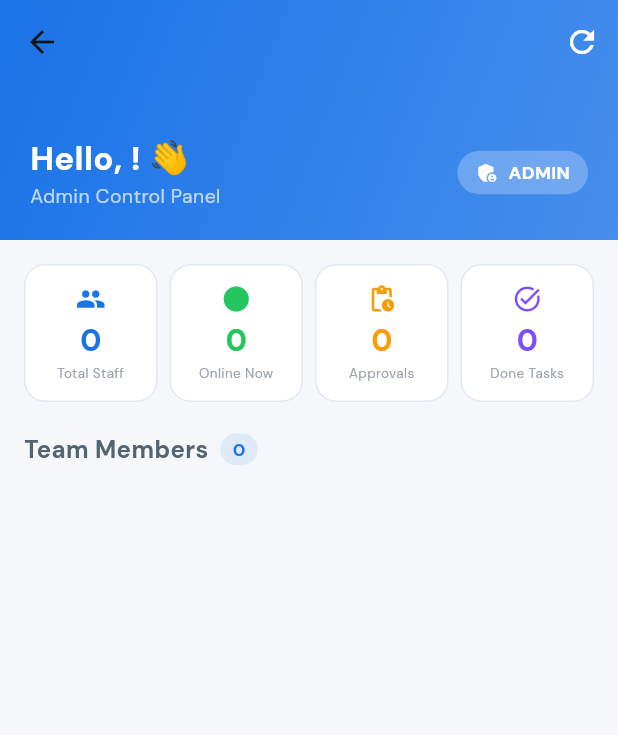
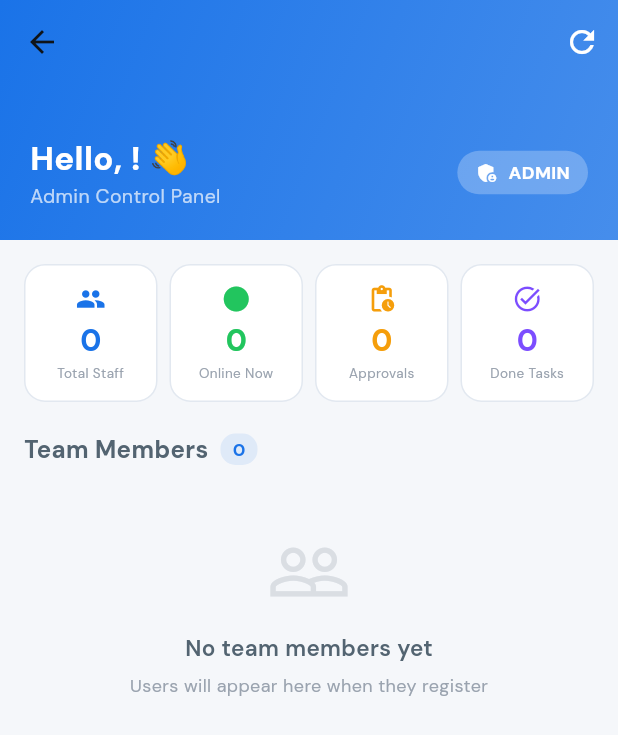
Before and after one commit to Janki2109/dingtalk, a Flutter app: the AdminDashboardScreen screen opened directly, after a tap on the "refresh" icon, on a phone screen of 412 x 824 dp. Shown: the top 735 px of the screen. Run offline on Flutter 3.47's test engine with Material 3 defaults, Android fonts, the light colour scheme and no system bars; our stand-ins replace cached_network_image, file_picker, geolocator, google_fonts, shared_preferences; missing offline and left inert: flutter_webrtc; accounts and stored records are empty; network calls fail.

```diff
--- a/frontend/lib/features/admin/screens/admin_dashboard_screen.dart
+++ b/frontend/lib/features/admin/screens/admin_dashboard_screen.dart
@@ -32,16 +32,20 @@ class _AdminDashboardScreenState extends State<AdminDashboardScreen> {
         ApiService.getApprovals(),
         ApiService.getTasks(),
       ]);
-      if (mounted)
+      if (mounted) {
+        // ✅ FIX: Show all users except current admin
+        final currentId = context.read<AuthProvider>().user?.id ?? '';
         setState(() {
-          _employees =
-              (results[0] as List<UserModel>).where((u) => !u.isAdmin).toList();
+          _employees = (results[0] as List<UserModel>)
+              .where((u) => u.id != currentId)
+              .toList();
           _pending = (results[1] as List<ApprovalModel>)
               .where((a) => a.status == 'pending')
               .toList();
           _tasks = results[2] as List<TaskModel>;
           _loading = false;
         });
+      }
     } catch (_) {
       if (mounted) setState(() => _loading = false);
     }
@@ -155,7 +159,7 @@ class _AdminDashboardScreenState extends State<AdminDashboardScreen> {
                     ),
                     const SizedBox(height: 20),
 
-                    // Team Status
+                    // Team Members
                     Padding(
                       padding: const EdgeInsets.symmetric(horizontal: 16),
                       child: Row(children: [
@@ -177,6 +181,28 @@ class _AdminDashboardScreenState extends State<AdminDashboardScreen> {
                       ]),
                     ),
                     const SizedBox(height: 10),
+
+                    if (_employees.isEmpty)
+                      Padding(
+                        padding: const EdgeInsets.all(32),
+                        child: Column(children: [
+                          Icon(Icons.people_outline,
+                              size: 56,
+                              color: AppColors.textMuted.withOpacity(0.3)),
+                          const SizedBox(height: 12),
+                          const Text('No team members yet',
+                              style: TextStyle(
+                                  fontSize: 15,
+                                  fontWeight: FontWeight.w600,
+                                  color: AppColors.textSecondary)),
+                          const SizedBox(height: 6),
+                          const Text(
+                              'Users will appear here when they register',
+                              style: TextStyle(
+                                  fontSize: 12, color: AppColors.textMuted)),
+                        ]),
+                      )
+                    else
                       ..._employees.map((e) => Container(
                             margin: const EdgeInsets.symmetric(
                                 horizontal: 16, vertical: 4),
@@ -198,7 +224,8 @@ class _AdminDashboardScreenState extends State<AdminDashboardScreen> {
                                         style: const TextStyle(
                                             fontSize: 14,
                                             fontWeight: FontWeight.w700)),
-                                  Text('${e.role} · ${e.department}',
+                                    Text(
+                                        '${e.role.isNotEmpty ? e.role : 'Employee'} · ${e.department.isNotEmpty ? e.department : 'General'}',
                                         style: const TextStyle(
                                             fontSize: 12,
                                             color: AppColors.textMuted)),
@@ -229,6 +256,7 @@ class _AdminDashboardScreenState extends State<AdminDashboardScreen> {
                               ),
                             ]),
                           )),
+
                     const SizedBox(height: 20),
 
                     // Pending Approvals
```
Also changed, not shown: 1 other file. Lines whose indentation alone changed are shown as unchanged.
